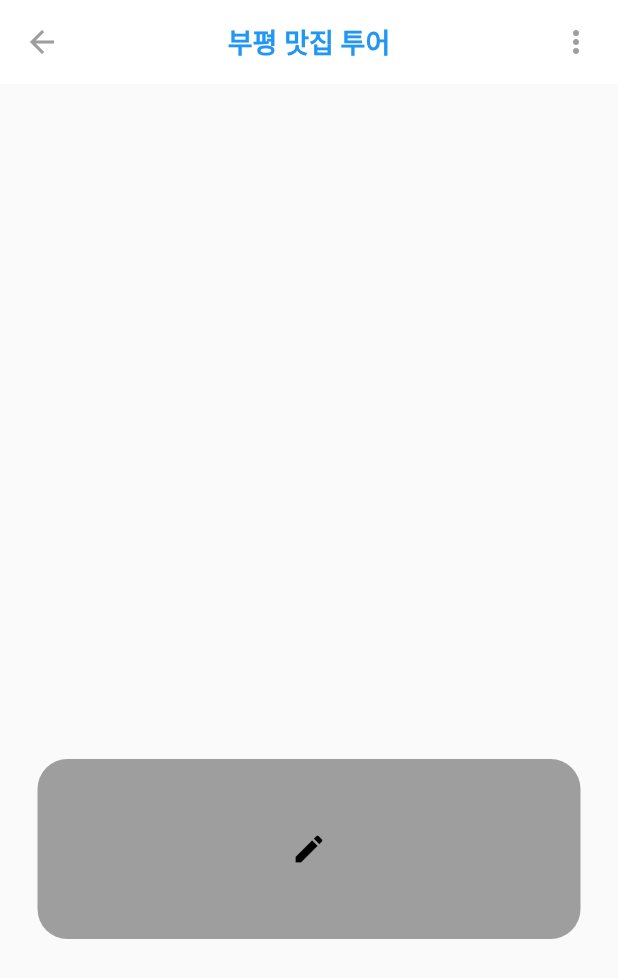
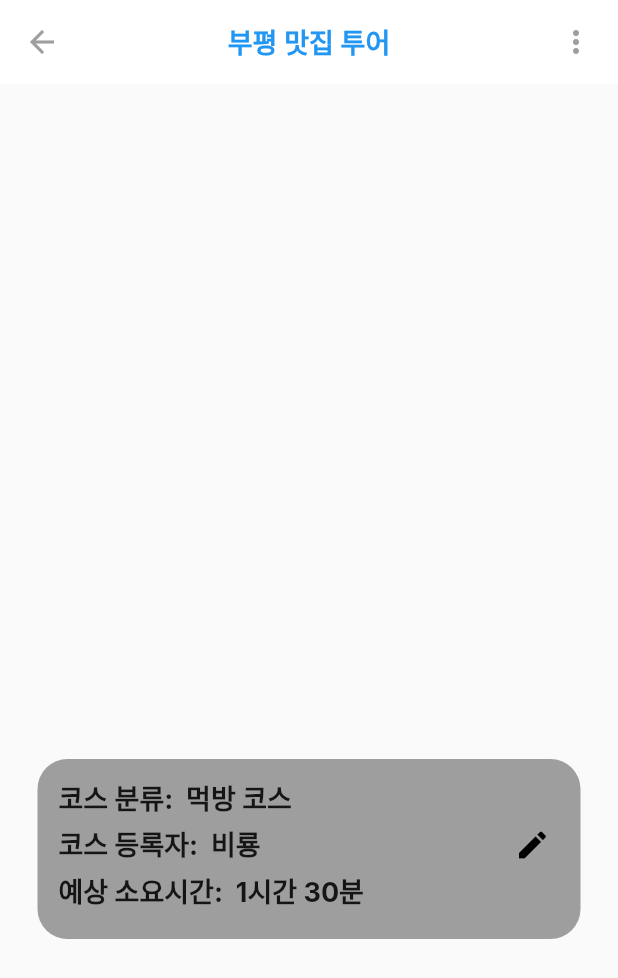
Before and after one commit to yd0095/BlueSpot, a Flutter app: the MyEnrolledDetailPage screen opened by its route, on a phone screen of 412 x 824 dp. Shown: the top 978 px of the screen. Run offline on Flutter 3.47's test engine with Material 2 defaults, Android fonts, the phone set to English and light mode, and no system bars; our stand-ins replace eva_icons_flutter, flutter_swiper, google_fonts, material_segmented_control.

```diff
--- a/lib/main.dart
+++ b/lib/main.dart
@@ -1,3 +1,4 @@
+import 'package:bluespot/pages/makeCoursePage.dart';
 import 'package:bluespot/pages/myEnrolledDetailPage.dart';
 import 'package:bluespot/pages/myPage.dart';
 import 'package:flutter/material.dart';
@@ -35,6 +36,7 @@ class MyApp extends StatelessWidget {
         '/clickCourseThemeSetting': (BuildContext context) => CourseThemePage(),
         '/clickMyEnrolledPage' : (BuildContext context) => MyEnrolledPage(),
         '/clickMyCourse' : (BuildContext context) => MyEnrolledDetailPage(),
+        '/clickCourseMake' : (BuildContext context) => MakeCoursePage(),
       },
     );
   }
--- a/lib/pages/myEnrolledDetailPage.dart
+++ b/lib/pages/myEnrolledDetailPage.dart
@@ -30,7 +30,7 @@ class _MyEnrolledDetailPageState extends State<MyEnrolledDetailPage> {
             ),
             Padding(padding: EdgeInsets.symmetric(horizontal: 8)),
           ]),
-      body: Container(
+      body: Container( //코스 정보 표시하는 container
         height: 120,
         width: 390,
         margin: EdgeInsets.only(left:25,right:25,top:450),
@@ -41,12 +41,73 @@ class _MyEnrolledDetailPageState extends State<MyEnrolledDetailPage> {
         child: Row(
           children: <Widget>[
             Container(
+              padding: EdgeInsets.symmetric(horizontal: 12.0, vertical: 10.0),
+              child: Column(
+                crossAxisAlignment: CrossAxisAlignment.start,
+                children: [
+                  Container( //코스 분류
+                    margin: EdgeInsets.all(2),
+                    child: Row(
+                        children:[
+                          Text('코스 분류:  ',style: GoogleFonts.inter(
+                            fontSize:18,
+                            fontWeight: FontWeight.bold,
+                          ), ),
+                          Text('먹방 코스',style: GoogleFonts.inter(
+                            fontSize:18,
+                            fontWeight: FontWeight.bold,
+                          ), )
+                        ]
+                    ),
+                  ),
+                  Container( //코스 등록자
+                    margin: EdgeInsets.all(2),
+                    child: Row(
+                        children:[
+                          Text('코스 등록자:  ',style: GoogleFonts.inter(
+                            fontSize:18,
+                            fontWeight: FontWeight.bold,
+                          ), ),
+                          Text('비룡',style: GoogleFonts.inter(
+                            fontSize:18,
+                            fontWeight: FontWeight.bold,
+                          ), )
+                        ]
+                    ),
+                  ),
+                  Container( //예상 소요시간
+                    margin: EdgeInsets.all(2),
+                    child: Row(
+                        children:[
+                          Text('예상 소요시간:  ',style: GoogleFonts.inter(
+                            fontSize:18,
+                            fontWeight: FontWeight.bold,
+                          ), ),
+                          Text('1시간 30분',style: GoogleFonts.inter(
+                            fontSize:18,
+                            fontWeight: FontWeight.bold,
+                          ), )
+                        ]
+                    ),
+                  ),
+                ],
+
+              ),
 
             ),
-            Expanded(
-              child: Icon(
-                Icons.edit,
-                color: Colors.black,
+            Expanded( //코스 정보 수정 버튼
+              child: Stack(
+                //alignment: Alignment.center,
+                children: [
+                  Positioned(
+                    right: 20,
+                    top: 45,
+                    child: Icon(
+                      Icons.edit,
+                      color: Colors.black,
+                    ),
+                  ),
+                ],
               ),
             )
           ],
```
Also changed, not shown: lib/pages/makeCoursePage.dart (added, +106 -0 lines), lib/pages/manageCoursePage.dart (+9 -4 lines).
